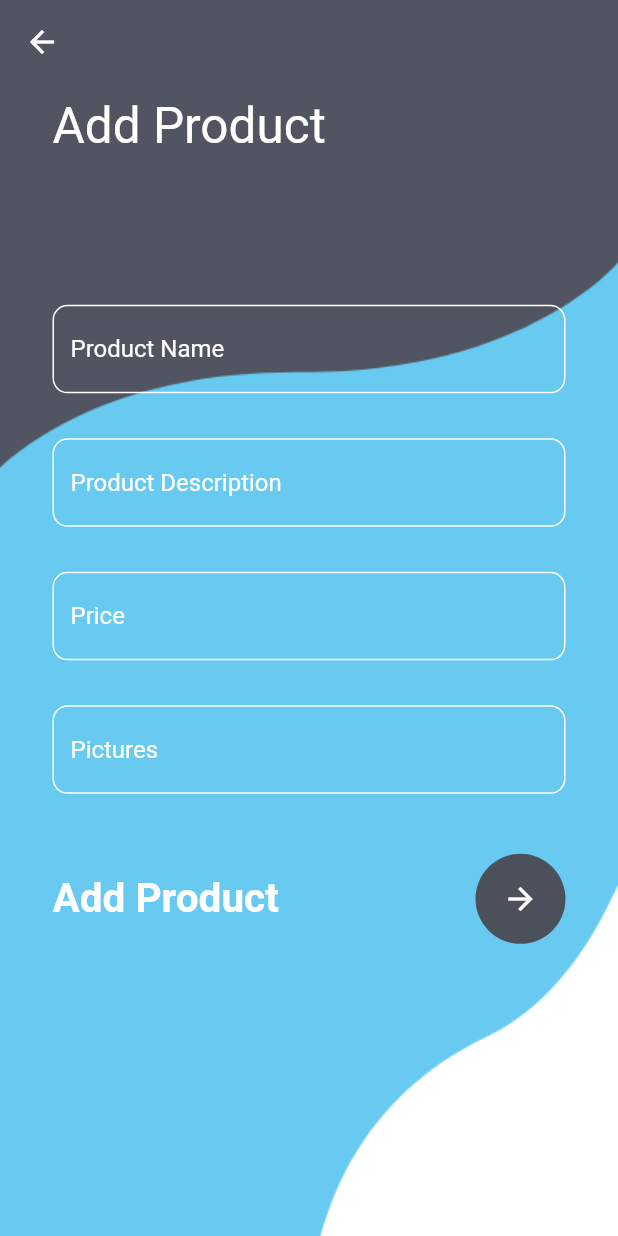
After one commit to dharmesh-poriya/Online-Footwear-Mobile-Application, a Flutter app: the AddProduct screen opened directly, on a phone screen of 412 x 824 dp. The commit adds this screen. Run offline on Flutter 3.47's test engine with Material 2 defaults, Android fonts, the phone set to English and light mode, and no system bars; our stand-ins replace cloud_firestore, flutter_svg, image_picker; accounts and stored records are empty.

Commit message:
product page added

```diff
--- a/lib/main.dart
+++ b/lib/main.dart
@@ -1,6 +1,6 @@
 import 'package:flutter/material.dart';
 import 'package:catchyshoe/pages/Navigationbar/navigation.dart';
-import 'package:firebase_core/firebase_core.dart';
+// import 'package:firebase_core/firebase_core.dart';
 import 'package:catchyshoe/pages/Welcome/welcome_screen.dart';
 import 'package:catchyshoe/constants.dart';
 import 'package:catchyshoe/pages/Login//login.dart';
@@ -8,7 +8,7 @@ import 'package:catchyshoe/pages/Registration/register.dart';
 
 Future main() async{
   WidgetsFlutterBinding.ensureInitialized();
-  await Firebase.initializeApp();
+  // await Firebase.initializeApp();
 
   runApp(const MyApp());
 }
--- a/lib/pages/Welcome/components/login_signup_btn.dart
+++ b/lib/pages/Welcome/components/login_signup_btn.dart
@@ -3,6 +3,7 @@ import 'package:flutter/material.dart';
 import '../../../constants.dart';
 import 'package:catchyshoe/pages/Login//login.dart';
 import 'package:catchyshoe/pages/Registration/register.dart';
+import 'package:catchyshoe/pages/product/addProduct.dart';
 
 class LoginAndSignupBtn extends StatelessWidget {
   const LoginAndSignupBtn({
@@ -38,6 +39,7 @@ class LoginAndSignupBtn extends StatelessWidget {
               context,
               MaterialPageRoute(
                 builder: (context) {
+                  // return AddProduct();
                   return MyRegister();
                 },
               ),
--- /dev/null
+++ b/lib/pages/product/addProduct.dart
@@ -0,0 +1,183 @@
+import 'dart:io';
+import 'package:flutter/material.dart';
+import 'package:image_picker/image_picker.dart';
+import 'package:catchyshoe/pages/product/ImageUpload.dart';
+
+class AddProduct extends StatefulWidget {
+  const AddProduct({Key? key}) : super(key: key);
+
+  @override
+  _AddProductState createState() => _AddProductState();
+}
+
+class _AddProductState extends State<AddProduct> {
+  @override
+  Widget build(BuildContext context) {
+    return Container(
+      decoration: BoxDecoration(
+        image: DecorationImage(
+            image: AssetImage('assets/images/register.png'), fit: BoxFit.cover),
+      ),
+      child: Scaffold(
+        backgroundColor: Colors.transparent,
+        appBar: AppBar(
+          backgroundColor: Colors.transparent,
+          elevation: 0,
+        ),
+        body: Stack(
+          children: [
+            SingleChildScrollView(
+
+              child: Container(
+                padding: EdgeInsets.only(top: MediaQuery.of(context).size.height * 0.01),
+
+                child: Column(
+
+                  crossAxisAlignment: CrossAxisAlignment.start,
+                  children: [
+                    Container(
+                      padding: EdgeInsets.only(left: 35, top: 0, bottom: 100),
+                      child: Text(
+                        'Add Product',
+                        style: TextStyle(color: Colors.white, fontSize: 33),
+                      ),
+                    ),
+                    Container(
+                      margin: EdgeInsets.only(left: 35, right: 35),
+                      child: Column(
+                        children: [
+                          TextField(
+                            style: TextStyle(color: Colors.black),
+                            decoration: InputDecoration(
+                                enabledBorder: OutlineInputBorder(
+                                  borderRadius: BorderRadius.circular(10),
+                                  borderSide: BorderSide(
+                                    color: Colors.white,
+                                  ),
+                                ),
+                                focusedBorder: OutlineInputBorder(
+                                  borderRadius: BorderRadius.circular(10),
+                                  borderSide: BorderSide(
+                                    color: Colors.black,
+                                  ),
+                                ),
+                                hintText: "Product Name",
+                                hintStyle: TextStyle(color: Colors.white),
+                                border: OutlineInputBorder(
+                                  borderRadius: BorderRadius.circular(10),
+                                )),
+                          ),
+                          SizedBox(
+                            height: 30,
+                          ),
+                          TextField(
+                            style: TextStyle(color: Colors.black),
+                            decoration: InputDecoration(
+                                enabledBorder: OutlineInputBorder(
+                                  borderRadius: BorderRadius.circular(10),
+                                  borderSide: BorderSide(
+                                    color: Colors.white,
+                                  ),
+                                ),
+                                focusedBorder: OutlineInputBorder(
+                                  borderRadius: BorderRadius.circular(10),
+                                  borderSide: BorderSide(
+                                    color: Colors.black,
+                                  ),
+                                ),
+                                hintText: "Product Description",
+                                hintStyle: TextStyle(color: Colors.white),
+                                border: OutlineInputBorder(
+                                  borderRadius: BorderRadius.circular(10),
+                                )),
+                          ),
+                          SizedBox(
+                            height: 30,
+                          ),
+                          TextField(
+                            style: TextStyle(color: Colors.black),
+                            decoration: InputDecoration(
+                                enabledBorder: OutlineInputBorder(
+                                  borderRadius: BorderRadius.circular(10),
+                                  borderSide: BorderSide(
+                                    color: Colors.white,
+                                  ),
+                                ),
+                                focusedBorder: OutlineInputBorder(
+                                  borderRadius: BorderRadius.circular(10),
+                                  borderSide: BorderSide(
+                                    color: Colors.black,
+                                  ),
+                                ),
+                                hintText:"Price",
+                                hintStyle: TextStyle(color: Colors.white),
+                                border: OutlineInputBorder(
+                                  borderRadius: BorderRadius.circular(10),
+                                )),
+                          ),
+                          SizedBox(
+                            height: 30,
+                          ),
+                          TextField(
+                            style: TextStyle(color: Colors.white),
+                            obscureText: false,
+                            decoration: InputDecoration(
+                                enabledBorder: OutlineInputBorder(
+                                  borderRadius: BorderRadius.circular(10),
+                                  borderSide: BorderSide(
+                                    color: Colors.white,
+                                  ),
+                                ),
+                                focusedBorder: OutlineInputBorder(
+                                  borderRadius: BorderRadius.circular(10),
+                                  borderSide: BorderSide(
+                                    color: Colors.black,
+                                  ),
+                                ),
+                                hintText: "Pictures",
+                                hintStyle: TextStyle(color: Colors.white),
+                                border: OutlineInputBorder(
+                                  borderRadius: BorderRadius.circular(10),
+                                )),
+                          ),
+                          SizedBox(
+                            height: 40,
+                          ),
+                          Row(
+                            mainAxisAlignment: MainAxisAlignment.spaceBetween,
+                            children: [
+                              Text(
+                                'Add Product',
+                                style: TextStyle(
+                                    color: Colors.white,
+                                    fontSize: 27,
+                                    fontWeight: FontWeight.w700),
+                              ),
+                              CircleAvatar(
+                                radius: 30,
+                                backgroundColor: Color(0xff4c505b),
+                                child: IconButton(
+                                    color: Colors.white,
+                                    onPressed: () {},
+                                    icon: Icon(
+                                      Icons.arrow_forward,
+                                    )),
+                              )
+                            ],
+                          ),
+                          SizedBox(
+                            height: 40,
+                          ),
+                        ],
+                      ),
+                    )
+                  ],
+                ),
+              ),
+            ),
+          ],
+        ),
+      ),
+    );
+  }
+}
```
Also changed, not shown: lib/pages/product/ImageUpload.dart (added, +106 -0 lines), pubspec.yaml (+4 -3 lines), assets/images/product.png (added), assets/images/product1.png (added), assets/images/product2.jpg (added), assets/images/product3.jpg (added), pubspec.lock.
